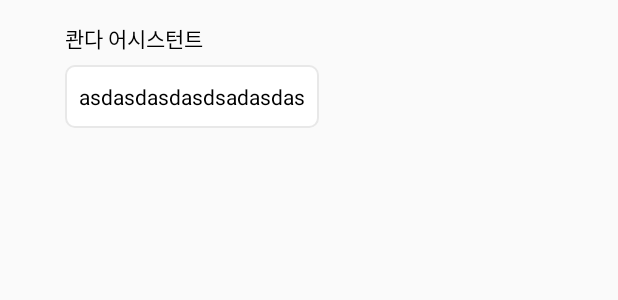
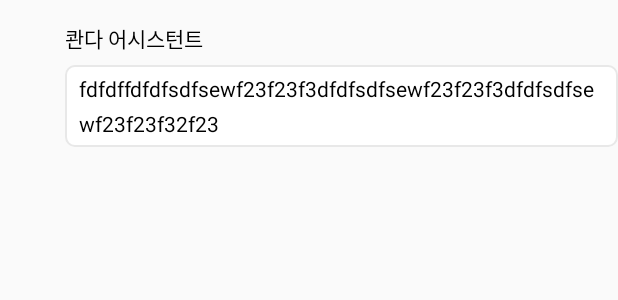
Before and after one commit to rkswlrbduf/SampleProject, an Android app: the layout item_chat_left.xml on its own in the app's theme, with its tools: preview values and no code run, on a phone screen of 412 x 824 dp. Shown: the top 300 px of the screen. Run offline under Robolectric (Android 15) with nearby library versions, the phone set to English and light mode, and no system bars.

Commit message:
Tiny Bug Fixed

```diff
--- a/app/src/main/res/layout/item_chat_left.xml
+++ b/app/src/main/res/layout/item_chat_left.xml
@@ -30,11 +30,15 @@
 
     <TextView
         android:id="@+id/txtv_content"
+        app:layout_constrainedWidth="true"
         style="@style/TextTheme_Regular_14"
         android:layout_width="wrap_content"
         android:layout_height="wrap_content"
-        app:layout_constraintStart_toStartOf="@+id/txtv_nickname"
+        android:layout_marginStart="8dp"
+        app:layout_constraintStart_toEndOf="@+id/imgv_profile"
         app:layout_constraintTop_toBottomOf="@+id/txtv_nickname"
+        app:layout_constraintEnd_toEndOf="parent"
+        app:layout_constraintHorizontal_bias="0"
         android:layout_marginTop="4dp"
         android:background="@drawable/b_chat_greye8_rad6"
         android:gravity="center_vertical"
@@ -43,7 +47,7 @@
         android:paddingTop="6dp"
         android:paddingRight="9dp"
         android:paddingBottom="6dp"
-        tools:text="asdasdasdasdsadasdas" />
+        tools:text="fdfdffdfdfsdfsewf23f23f3dfdfsdfsewf23f23f3dfdfsdfsewf23f23f32f23" />
 
     <ImageView
         android:id="@+id/imgv_content"
```
